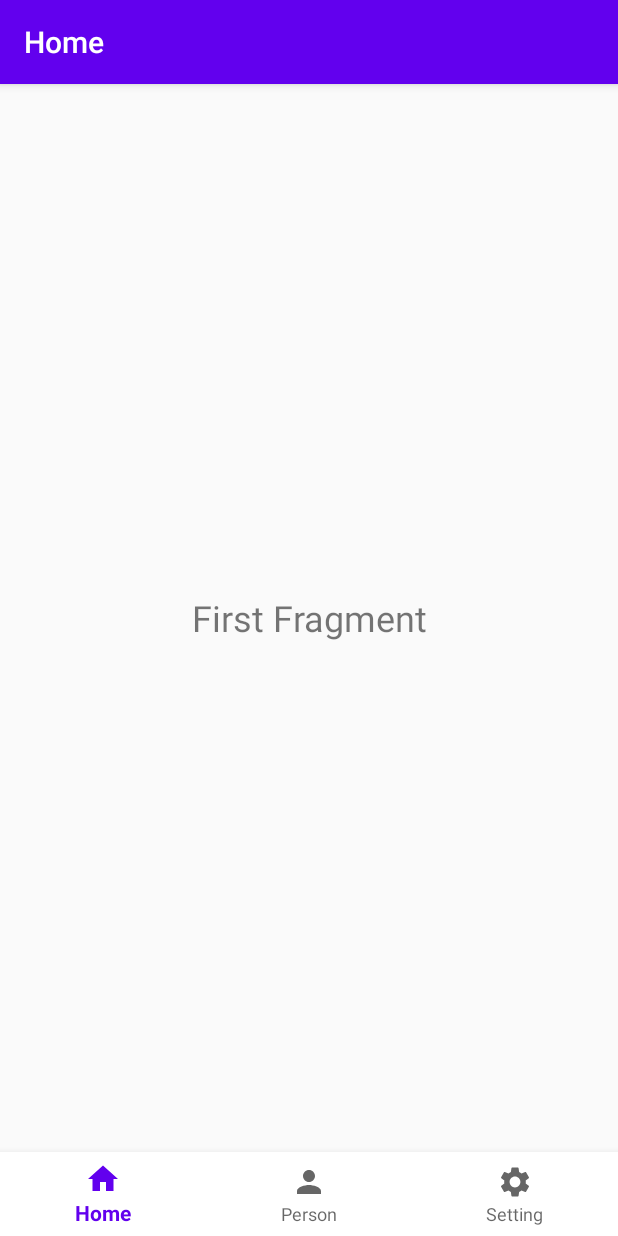
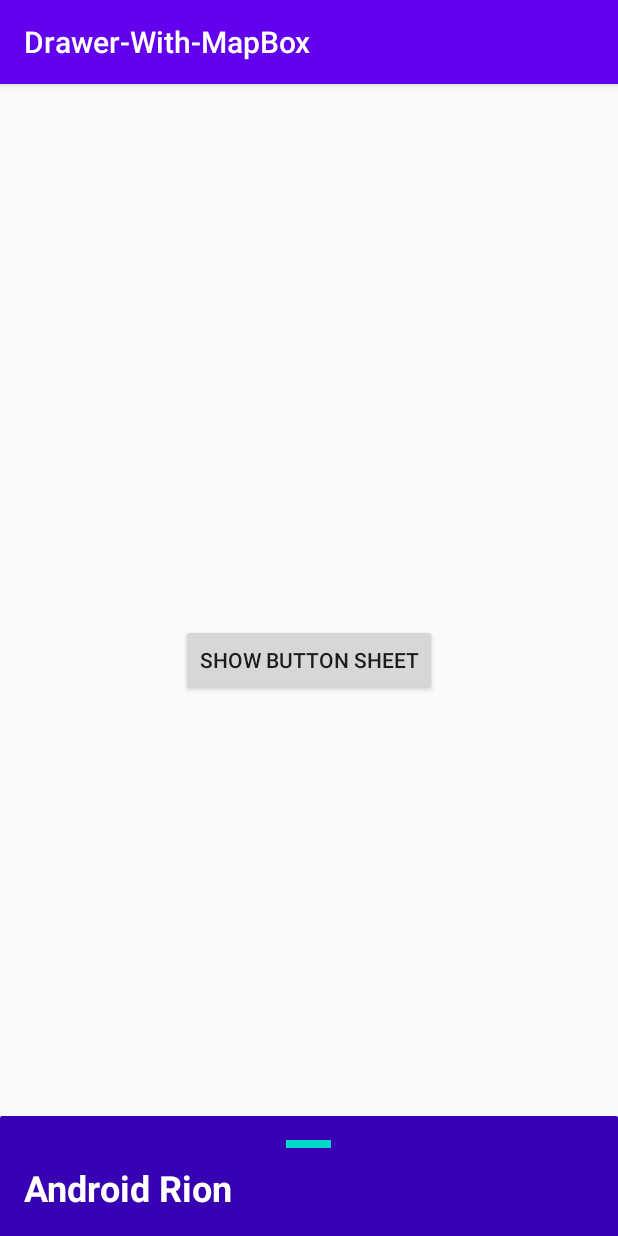
Before and after one commit to DilanMadhusanka/Drawer-With-MapBox, an Android app: the screen it shows after launch (MainActivity before the commit, Location after it), on a phone screen of 412 x 824 dp. Run offline under Robolectric (Android 15) with nearby library versions, the phone set to English and light mode, and no system bars.

Commit message:
create a swipe up bottom sheet

```diff
--- a/app/src/main/AndroidManifest.xml
+++ b/app/src/main/AndroidManifest.xml
@@ -9,13 +9,16 @@
         android:roundIcon="@mipmap/ic_launcher_round"
         android:supportsRtl="true"
         android:theme="@style/AppTheme">
-        <activity android:name=".MainActivity">
+        <activity android:name=".Location">
             <intent-filter>
                 <action android:name="android.intent.action.MAIN" />
 
                 <category android:name="android.intent.category.LAUNCHER" />
             </intent-filter>
         </activity>
+        <activity android:name=".MainActivity">
+
+        </activity>
     </application>
 
 </manifest>
--- /dev/null
+++ b/app/src/main/java/com/insharp/android/drawer_with_mapbox/Location.java
@@ -0,0 +1,33 @@
+package com.insharp.android.drawer_with_mapbox;
+
+import androidx.appcompat.app.AppCompatActivity;
+
+import android.os.Bundle;
+import android.view.View;
+import android.widget.Button;
+import android.widget.LinearLayout;
+
+import com.google.android.material.bottomsheet.BottomSheetBehavior;
+
+public class Location extends AppCompatActivity {
+
+    private BottomSheetBehavior bottomSheetBehavior;
+
+    @Override
+    protected void onCreate(Bundle savedInstanceState) {
+        super.onCreate(savedInstanceState);
+        setContentView(R.layout.activity_location);
+
+        LinearLayout linearLayout = findViewById(R.id.design_bottom_sheet);
+
+        bottomSheetBehavior = BottomSheetBehavior.from(linearLayout);
+
+        Button button = findViewById(R.id.buttonShow);
+        button.setOnClickListener(new View.OnClickListener() {
+            @Override
+            public void onClick(View v) {
+                bottomSheetBehavior.setState(BottomSheetBehavior.STATE_COLLAPSED);
+            }
+        });
+    }
+}
--- /dev/null
+++ b/app/src/main/res/layout/activity_location.xml
@@ -0,0 +1,18 @@
+<?xml version="1.0" encoding="utf-8"?>
+<androidx.coordinatorlayout.widget.CoordinatorLayout xmlns:android="http://schemas.android.com/apk/res/android"
+    xmlns:app="http://schemas.android.com/apk/res-auto"
+    xmlns:tools="http://schemas.android.com/tools"
+    android:layout_width="match_parent"
+    android:layout_height="match_parent"
+    tools:context=".Location">
+
+    <Button
+        android:id="@+id/buttonShow"
+        android:layout_width="wrap_content"
+        android:layout_height="wrap_content"
+        android:layout_gravity="center"
+        android:text="Show Button Sheet"/>
+
+    <include layout="@layout/bottom_sheet"/>
+
+</androidx.coordinatorlayout.widget.CoordinatorLayout>
--- a/app/src/main/res/layout/activity_main.xml
+++ b/app/src/main/res/layout/activity_main.xml
@@ -19,8 +19,8 @@
     <fragment
         android:id="@+id/fragment"
         android:name="androidx.navigation.fragment.NavHostFragment"
-        android:layout_width="409dp"
-        android:layout_height="673dp"
+        android:layout_width="match_parent"
+        android:layout_height="match_parent"
         app:defaultNavHost="true"
         app:layout_constraintBottom_toTopOf="@+id/bottomNavigationView"
         app:layout_constraintEnd_toEndOf="parent"
--- /dev/null
+++ b/app/src/main/res/layout/bottom_sheet.xml
@@ -0,0 +1,54 @@
+<?xml version="1.0" encoding="utf-8"?>
+<LinearLayout xmlns:android="http://schemas.android.com/apk/res/android"
+    xmlns:app="http://schemas.android.com/apk/res-auto"
+    android:id="@+id/design_bottom_sheet"
+    android:layout_width="match_parent"
+    android:layout_height="wrap_content"
+    android:background="@android:color/transparent"
+    android:orientation="vertical"
+    app:layout_behavior="@string/bottom_sheet_behavior"
+    app:behavior_hideable="true"
+    app:behavior_peekHeight="80dp" >
+
+    <androidx.cardview.widget.CardView
+        android:layout_width="match_parent"
+        android:layout_height="wrap_content"
+        app:cardBackgroundColor="@color/colorPrimaryDark"
+        app:cardCornerRadius="1dp"
+        app:cardElevation="20dp">
+        <LinearLayout
+            android:layout_width="match_parent"
+            android:layout_height="wrap_content"
+            android:orientation="vertical"
+            android:padding="16dp">
+            <View
+                android:layout_width="30dp"
+                android:layout_height="5dp"
+                android:layout_gravity="center"
+                android:layout_marginBottom="10dp"
+                android:background="@color/colorAccent" />
+            <TextView
+                android:layout_width="match_parent"
+                android:layout_height="wrap_content"
+                style="@style/TextAppearance.AppCompat.Headline"
+                android:text="Android Rion"
+                android:textColor="@android:color/white"
+                android:textStyle="bold"/>
+            <TextView
+                android:layout_width="match_parent"
+                android:layout_height="?attr/actionBarSize"
+                style="@style/TextAppearance.AppCompat.Medium"
+                android:layout_marginTop="15dp"
+                android:text="Don't forget to like and subscribe"
+                android:textColor="@android:color/white"/>
+            <TextView
+                android:layout_width="match_parent"
+                android:layout_height="wrap_content"
+                android:text="https://youtube.com"
+                android:textColor="@android:color/holo_blue_bright"
+                android:gravity="center"
+                android:layout_marginTop="16dp"/>
+        </LinearLayout>
+    </androidx.cardview.widget.CardView>
+
+</LinearLayout>
```
